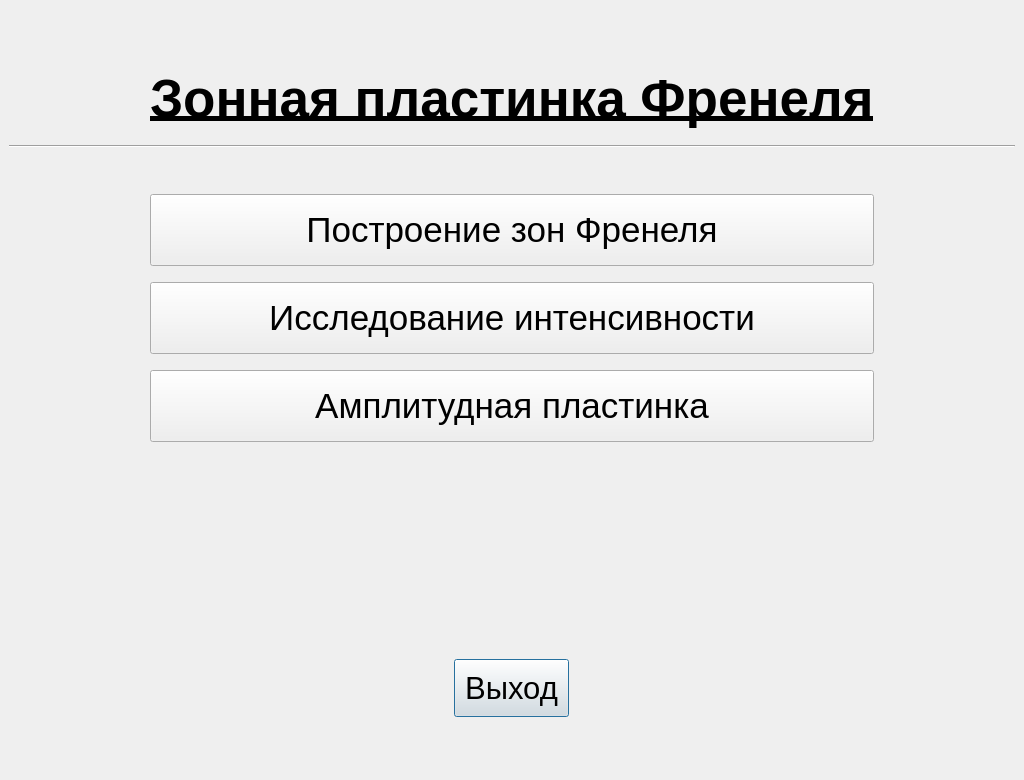
Above: QtFresnelZones/titlewindow.ui from Lnd-stoL/fresnel-zones-qt before the change. Below: the same form after it.
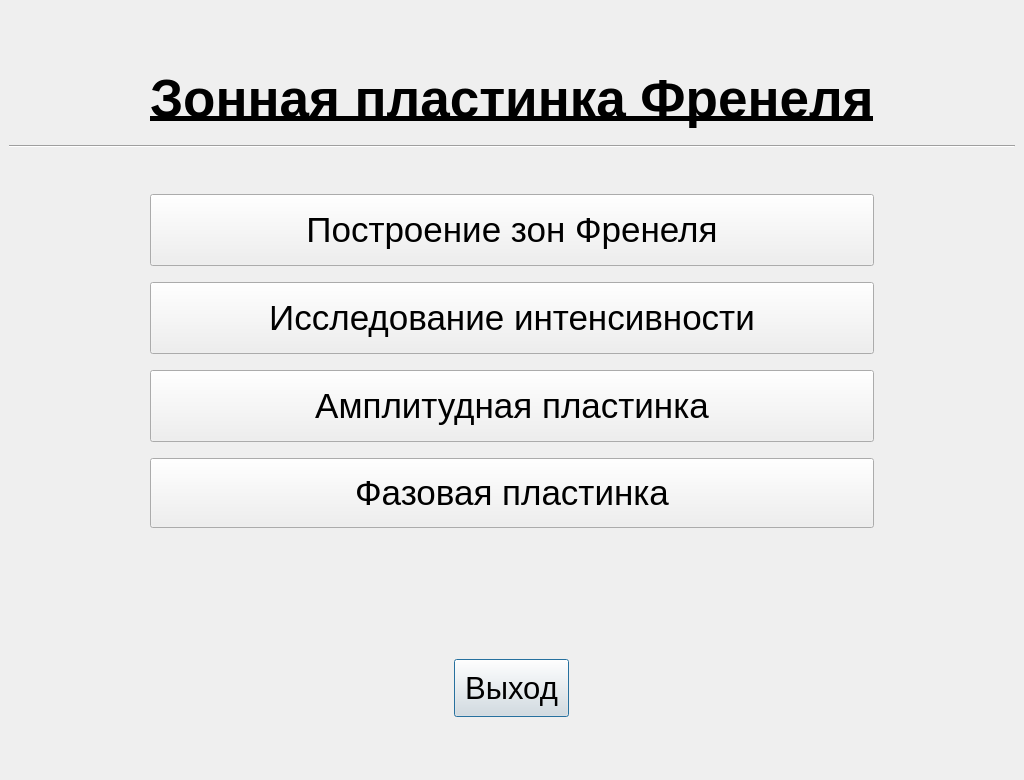
That is the form after the change. Custom widgets are drawn as their Qt base class.

Commit message: Intermidiate; * Phase plate; * SchemeGraph;

```diff
--- a/QtFresnelZones/titlewindow.ui
+++ b/QtFresnelZones/titlewindow.ui
@@ -46,7 +46,7 @@
         </property>
        </widget>
       </item>
-      <item row="10" column="1">
+      <item row="12" column="1">
        <spacer name="verticalSpacer">
         <property name="orientation">
          <enum>Qt::Vertical</enum>
@@ -129,6 +129,31 @@
         </property>
        </spacer>
       </item>
+      <item row="11" column="1">
+       <widget class="QPushButton" name="pushButton_PhasePlate">
+        <property name="sizePolicy">
+         <sizepolicy hsizetype="Preferred" vsizetype="Preferred">
+          <horstretch>0</horstretch>
+          <verstretch>0</verstretch>
+         </sizepolicy>
+        </property>
+        <property name="minimumSize">
+         <size>
+          <width>0</width>
+          <height>70</height>
+         </size>
+        </property>
+        <property name="font">
+         <font>
+          <family>Arial</family>
+          <pointsize>26</pointsize>
+         </font>
+        </property>
+        <property name="text">
+         <string>Фазовая пластинка</string>
+        </property>
+       </widget>
+      </item>
       <item row="0" column="1">
        <spacer name="verticalSpacer_2">
         <property name="orientation">
@@ -145,7 +170,7 @@
         </property>
        </spacer>
       </item>
-      <item row="11" column="1">
+      <item row="13" column="1">
        <widget class="QWidget" name="widget" native="true">
         <property name="minimumSize">
          <size>
@@ -273,7 +298,7 @@
         </property>
        </widget>
       </item>
-      <item row="12" column="1">
+      <item row="14" column="1">
        <spacer name="verticalSpacer_7">
         <property name="orientation">
          <enum>Qt::Vertical</enum>
@@ -318,6 +343,22 @@
         </property>
        </widget>
       </item>
+      <item row="10" column="1">
+       <spacer name="verticalSpacer_8">
+        <property name="orientation">
+         <enum>Qt::Vertical</enum>
+        </property>
+        <property name="sizeType">
+         <enum>QSizePolicy::Fixed</enum>
+        </property>
+        <property name="sizeHint" stdset="0">
+         <size>
+          <width>20</width>
+          <height>10</height>
+         </size>
+        </property>
+       </spacer>
+      </item>
      </layout>
     </item>
    </layout>
```
The commit also changes 98 other files.
